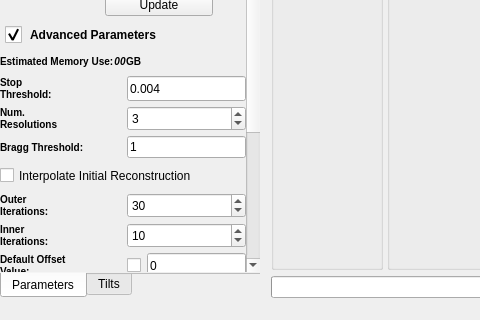
Above: Code/Applications/TEMBIR/UI_Files/TEMBIRGui.ui from OpenMBIR/OpenMBIR-TEM before the change; both pictures show x 0 to 480 and y 501 to 821 of the 1165 by 821 pixel window. Below: the same form after it.
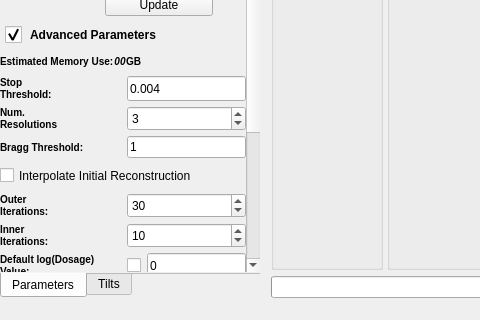
That is the form after the change. Icons and pictures are not drawn. Custom widgets are drawn as their Qt base class.

What changed in the file:
```diff
--- a/Code/Applications/TEMBIR/UI_Files/TEMBIRGui.ui
+++ b/Code/Applications/TEMBIR/UI_Files/TEMBIRGui.ui
@@ -537,7 +537,7 @@
             <property name="geometry">
              <rect>
               <x>0</x>
-              <y>-144</y>
+              <y>-117</y>
               <width>262</width>
               <height>898</height>
              </rect>
@@ -1524,7 +1524,7 @@
 }</string>
                   </property>
                   <property name="text">
-                   <string>Default Offset
+                   <string>Default log(Dosage)
 Value:</string>
                   </property>
                   <property name="wordWrap">
```
